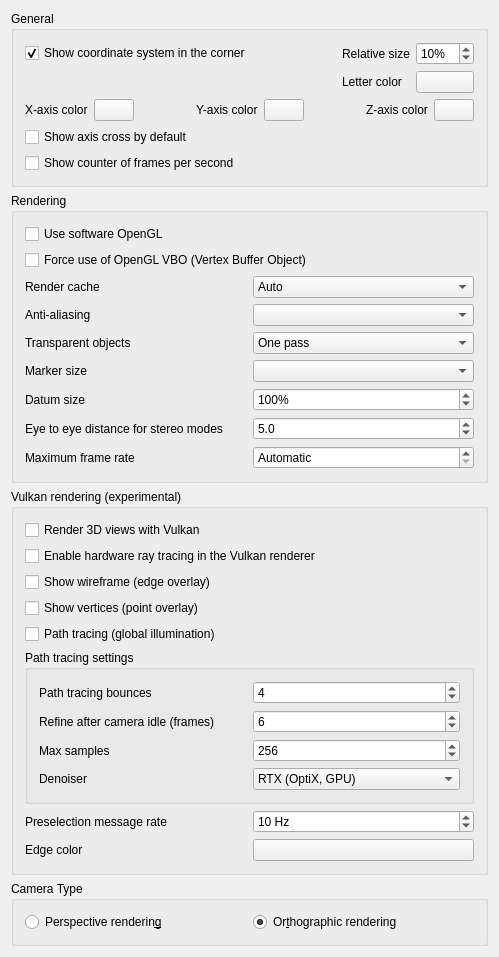
First picture: the form in src/Gui/PreferencePages/DlgSettings3DView.ui, repository brianmk/FreeCAD-vulkan, before the edit.
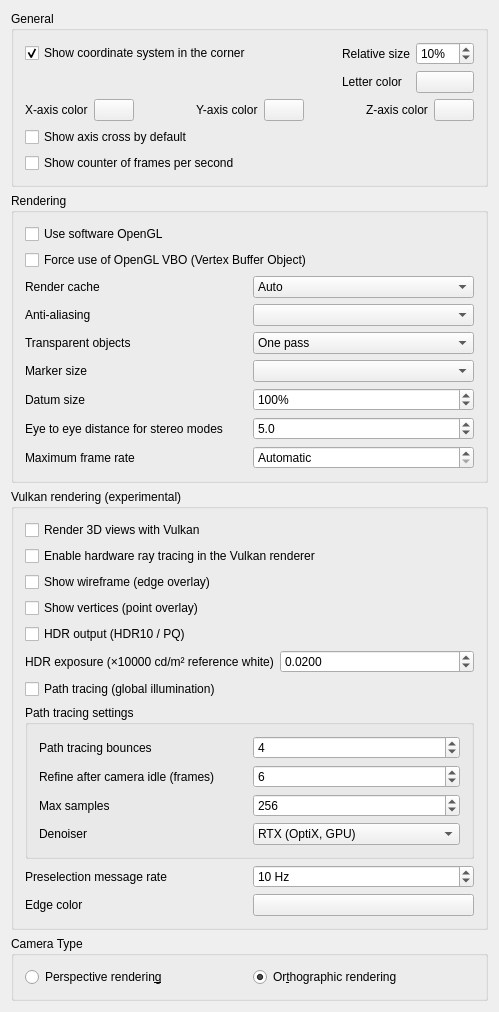
Second picture: the form after the edit. Custom widgets are drawn as their Qt base class.

Commit message: Vulkan: HDR10 (PQ) output for the viewport

Diff of the .ui file:
```diff
--- a/src/Gui/PreferencePages/DlgSettings3DView.ui
+++ b/src/Gui/PreferencePages/DlgSettings3DView.ui
@@ -655,6 +655,64 @@
         </property>
        </widget>
       </item>
+      <item>
+       <widget class="Gui::PrefCheckBox" name="CheckBox_VulkanHDR">
+        <property name="text">
+         <string>HDR output (HDR10 / PQ)</string>
+        </property>
+        <property name="toolTip">
+         <string>Render the Vulkan viewport in high dynamic range: the scene is tone-mapped and encoded as HDR10 (BT.2020 primaries, SMPTE ST 2084 / PQ) and presented through the compositor's color-management protocol.  Requires a native Wayland session whose compositor exposes wp_color_manager_v1 with ST 2084 support, an HDR-enabled output, and a GPU/swapchain that supports a 10-bit HDR format.  Falls back to SDR automatically when any of these is unavailable.  Ignored by the standard OpenGL renderer.</string>
+        </property>
+         <property name="prefEntry" stdset="0">
+          <cstring>VulkanHDR</cstring>
+         </property>
+         <property name="prefPath" stdset="0">
+          <cstring>View</cstring>
+         </property>
+        </widget>
+       </item>
+       <item>
+        <layout class="QHBoxLayout" name="horizontalLayoutVulkanHdrExposure">
+         <item>
+          <widget class="QLabel" name="labelVulkanHdrExposure">
+           <property name="text">
+            <string>HDR exposure (×10000 cd/m² reference white)</string>
+           </property>
+           <property name="toolTip">
+            <string>Linear gain applied to scene radiance before the HDR10 PQ encode.  Scene-white (radiance 1.0) is presented at this value times 10000 cd/m², so 0.02 maps diffuse white to the ~200 cd/m² reference white while brighter highlights still exceed it.  Increase to brighten the whole viewport, decrease to darken it.  Only used when HDR output is active.</string>
+           </property>
+          </widget>
+         </item>
+         <item>
+          <widget class="Gui::PrefDoubleSpinBox" name="DoubleSpinBox_VulkanHdrExposure">
+           <property name="toolTip">
+            <string>Linear gain applied to scene radiance before the HDR10 PQ encode.  Scene-white (radiance 1.0) is presented at this value times 10000 cd/m², so 0.02 maps diffuse white to the ~200 cd/m² reference white while brighter highlights still exceed it.  Increase to brighten the whole viewport, decrease to darken it.  Only used when HDR output is active.</string>
+           </property>
+           <property name="decimals">
+            <number>4</number>
+           </property>
+           <property name="minimum">
+            <double>0.000100000000000</double>
+           </property>
+           <property name="maximum">
+            <double>10.000000000000000</double>
+           </property>
+           <property name="singleStep">
+            <double>0.005000000000000</double>
+           </property>
+           <property name="value">
+            <double>0.020000000000000</double>
+           </property>
+           <property name="prefEntry" stdset="0">
+            <cstring>VulkanHDRExposure</cstring>
+           </property>
+           <property name="prefPath" stdset="0">
+            <cstring>View</cstring>
+           </property>
+          </widget>
+         </item>
+        </layout>
+       </item>
        <item>
         <widget class="QCheckBox" name="CheckBox_VulkanPathTracing">
          <property name="text">
```
The commit also changes 8 other files.
